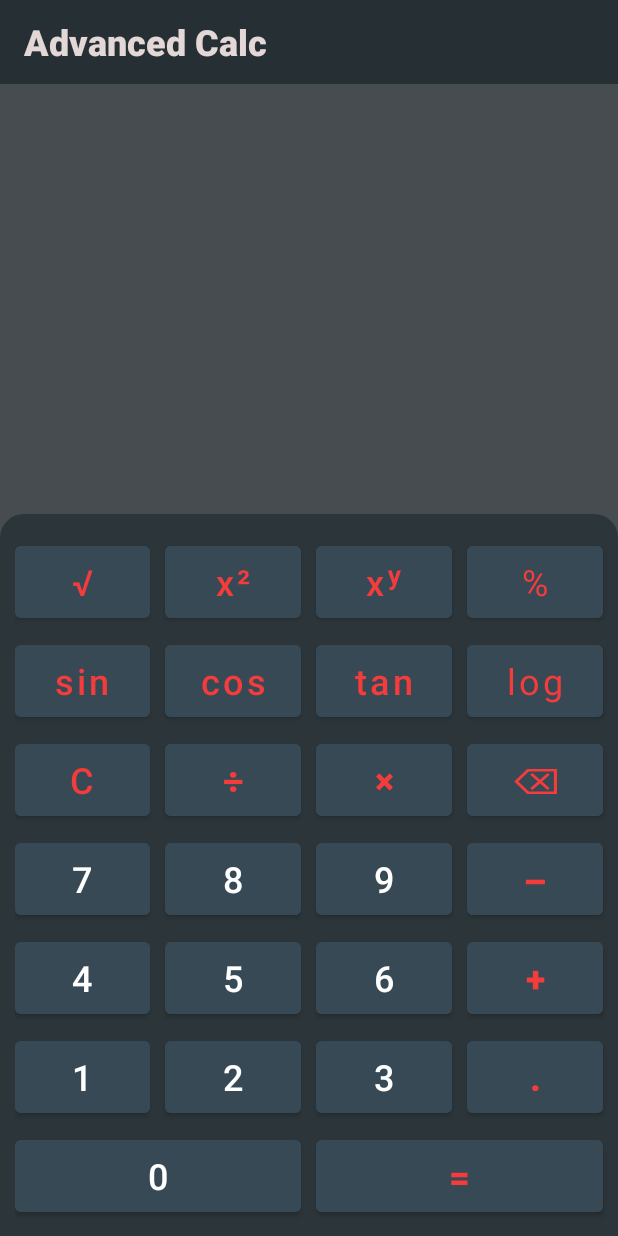
After one commit to damianjasinski/AndroidCalc, an Android app: the layout activity_advanced_calc.xml on its own in the app's theme, with its tools: preview values and no code run, on a phone screen of 412 x 824 dp. The commit adds this screen. Run offline under Robolectric (Android 15) with nearby library versions, the phone set to English and light mode, and no system bars.

Commit message:
Add advanced calc layout (portrait)

```diff
--- a/app/src/main/AndroidManifest.xml
+++ b/app/src/main/AndroidManifest.xml
@@ -9,6 +9,9 @@
         android:roundIcon="@mipmap/ic_launcher_round"
         android:supportsRtl="true"
         android:theme="@style/Theme.Calc">
+        <activity
+            android:name=".AdvancedCalcActivity"
+            android:exported="false" />
         <activity
             android:name=".AboutActivity"
             android:exported="false" />
--- a/app/src/main/java/com/example/calc/MainMenuActivity.java
+++ b/app/src/main/java/com/example/calc/MainMenuActivity.java
@@ -19,6 +19,11 @@ public class MainMenuActivity extends AppCompatActivity {
         startActivity(intent);
     }
 
+    public void openAdvancedCalc(View view) {
+        Intent intent = new Intent(this, AdvancedCalcActivity.class);
+        startActivity(intent);
+    }
+
     public void openAboutBtn(View view) {
         Intent intent = new Intent(this, AboutActivity.class);
         startActivity(intent);
--- a/app/src/main/res/layout-land/activity_main_menu.xml
+++ b/app/src/main/res/layout-land/activity_main_menu.xml
@@ -38,7 +38,7 @@
       android:height="60dp"
       android:backgroundTint="#374955"
       android:fontFamily="sans-serif-medium"
-      android:onClick="openSimpleCalc"
+      android:onClick="openAdvancedCalc"
       android:text="@string/AdvancedCalc"
       android:textColor="#FFFFFF"
       android:textSize="20sp"
--- /dev/null
+++ b/app/src/main/res/layout/activity_advanced_calc.xml
@@ -0,0 +1,523 @@
+<?xml version="1.0" encoding="utf-8"?>
+<androidx.constraintlayout.widget.ConstraintLayout xmlns:android="http://schemas.android.com/apk/res/android"
+    xmlns:app="http://schemas.android.com/apk/res-auto"
+    xmlns:tools="http://schemas.android.com/tools"
+    android:layout_width="match_parent"
+    android:layout_height="match_parent"
+    android:background="#474C50"
+    android:backgroundTint="#474C50"
+    tools:context=".AdvancedCalcActivity">
+
+    <androidx.appcompat.widget.Toolbar
+        android:id="@+id/toolbar"
+        android:layout_width="match_parent"
+        android:layout_height="wrap_content"
+        android:background="#262F33"
+        android:minHeight="?attr/actionBarSize"
+        app:layout_constraintTop_toTopOf="parent"
+        app:layout_constraintVertical_bias="0.0">
+
+        <TextView
+            android:layout_width="wrap_content"
+            android:layout_height="wrap_content"
+            android:fontFamily="sans-serif-black"
+            android:gravity="center_vertical"
+            android:text="@string/AdvancedCalc"
+            android:textColor="#E3D7D7"
+            android:textSize="24sp"
+            tools:layout_editor_absoluteX="20dp"
+            tools:layout_editor_absoluteY="14dp" />
+
+    </androidx.appcompat.widget.Toolbar>
+
+    <TableLayout
+        android:id="@+id/tableLayout"
+        android:layout_width="0dp"
+        android:layout_height="wrap_content"
+        android:background="@drawable/layout_bg"
+
+        android:backgroundTint="#2C363A"
+        app:layout_constraintBottom_toBottomOf="parent"
+        app:layout_constraintEnd_toEndOf="parent"
+        app:layout_constraintStart_toStartOf="parent"
+        app:layout_constraintTop_toTopOf="parent"
+        app:layout_constraintVertical_bias="1.0">
+
+        <TableRow
+            android:layout_width="match_parent"
+            android:layout_height="match_parent"
+            android:layout_marginLeft="10dp"
+            android:layout_marginTop="15dp"
+            android:layout_marginBottom="6dp">
+
+            <Button
+                android:id="@+id/buttonC"
+                android:layout_width="wrap_content"
+                android:layout_height="wrap_content"
+                android:layout_marginRight="10dp"
+                android:layout_weight="1"
+                android:backgroundTint="#374955"
+                android:focusable="false"
+                android:focusableInTouchMode="true"
+                android:focusedByDefault="true"
+                android:fontFamily="sans-serif-medium"
+                android:maxWidth="100dp"
+                android:maxHeight="200dp"
+                android:minHeight="60dp"
+                android:onClick="onClickBtn"
+                android:text="@string/square2"
+                android:textAllCaps="false"
+                android:textColor="#F3FF3C3C"
+                android:textSize="24sp" />
+
+            <Button
+                android:id="@+id/buttonDiv"
+                android:layout_width="wrap_content"
+                android:layout_height="wrap_content"
+                android:layout_marginRight="10dp"
+                android:layout_weight="1"
+                android:backgroundTint="#374955"
+                android:fontFamily="sans-serif-medium"
+                android:maxWidth="100dp"
+                android:maxHeight="200dp"
+                android:minHeight="60dp"
+                android:onClick="onClickBtn"
+                android:text="@string/power2"
+                android:textAllCaps="false"
+                android:textColor="#F3FF3C3C"
+                android:textSize="24sp" />
+
+            <Button
+                android:id="@+id/buttonMul"
+                android:layout_width="wrap_content"
+                android:layout_height="wrap_content"
+                android:layout_marginRight="10dp"
+                android:layout_weight="1"
+                android:backgroundTint="#374955"
+                android:fontFamily="sans-serif-medium"
+                android:maxWidth="100dp"
+                android:maxHeight="200dp"
+                android:minHeight="60dp"
+                android:onClick="onClickBtn"
+                android:text="@string/powerY"
+                android:textAllCaps="false"
+                android:textColor="#F3FF3C3C"
+                android:textSize="24sp" />
+
+            <Button
+                android:id="@+id/buttonBack"
+                android:layout_width="wrap_content"
+                android:layout_height="wrap_content"
+                android:layout_marginRight="10dp"
+                android:layout_weight="1"
+                android:backgroundTint="#374955"
+                android:fontFamily="sans-serif-thin"
+                android:maxWidth="50dp"
+                android:maxHeight="200dp"
+                android:minHeight="60dp"
+                android:onClick="onClickBtn"
+                android:text="@string/percent"
+                android:textAllCaps="false"
+                android:textColor="#F3FF3C3C"
+                android:textSize="24sp"
+                android:textStyle="bold" />
+
+        </TableRow>
+
+        <TableRow
+            android:layout_width="match_parent"
+            android:layout_height="match_parent"
+            android:layout_marginLeft="10dp"
+            android:layout_marginBottom="6dp">
+
+            <Button
+                android:id="@+id/buttonC"
+                android:layout_width="wrap_content"
+                android:layout_height="wrap_content"
+                android:layout_marginRight="10dp"
+                android:layout_weight="1"
+                android:backgroundTint="#374955"
+                android:focusable="false"
+                android:focusableInTouchMode="true"
+                android:focusedByDefault="true"
+                android:fontFamily="sans-serif-medium"
+                android:maxWidth="100dp"
+                android:maxHeight="200dp"
+                android:minHeight="60dp"
+                android:onClick="onClickBtn"
+                android:text="@string/sinus"
+                android:textAllCaps="false"
+                android:textColor="#F3FF3C3C"
+                android:textSize="24sp" />
+
+            <Button
+                android:id="@+id/buttonDiv"
+                android:layout_width="wrap_content"
+                android:layout_height="wrap_content"
+                android:layout_marginRight="10dp"
+                android:layout_weight="1"
+                android:backgroundTint="#374955"
+                android:fontFamily="sans-serif-medium"
+                android:maxWidth="100dp"
+                android:maxHeight="200dp"
+                android:minHeight="60dp"
+                android:onClick="onClickBtn"
+                android:text="@string/cosinus"
+                android:textAllCaps="false"
+                android:textColor="#F3FF3C3C"
+                android:textSize="24sp" />
+
+            <Button
+                android:id="@+id/buttonMul"
+                android:layout_width="wrap_content"
+                android:layout_height="wrap_content"
+                android:layout_marginRight="10dp"
+                android:layout_weight="1"
+                android:backgroundTint="#374955"
+                android:fontFamily="sans-serif-medium"
+                android:maxWidth="100dp"
+                android:maxHeight="200dp"
+                android:minHeight="60dp"
+                android:onClick="onClickBtn"
+                android:text="@string/tangens"
+                android:textAllCaps="false"
+                android:textColor="#F3FF3C3C"
+                android:textSize="24sp" />
+
+            <Button
+                android:id="@+id/buttonBack"
+                android:layout_width="wrap_content"
+                android:layout_height="wrap_content"
+                android:layout_marginRight="10dp"
+                android:layout_weight="1"
+                android:backgroundTint="#374955"
+                android:fontFamily="sans-serif-thin"
+                android:maxWidth="50dp"
+                android:maxHeight="200dp"
+                android:minHeight="60dp"
+                android:onClick="onClickBtn"
+                android:text="@string/log"
+                android:textAllCaps="false"
+                android:textColor="#F3FF3C3C"
+                android:textSize="24sp"
+                android:textStyle="bold" />
+
+        </TableRow>
+
+        <TableRow
+            android:layout_width="match_parent"
+            android:layout_height="match_parent"
+            android:layout_marginLeft="10dp"
+            android:layout_marginBottom="6dp">
+
+            <Button
+                android:id="@+id/buttonC"
+                android:layout_width="wrap_content"
+                android:layout_height="wrap_content"
+                android:layout_marginRight="10dp"
+                android:layout_weight="1"
+                android:backgroundTint="#374955"
+                android:focusable="false"
+                android:focusableInTouchMode="true"
+                android:focusedByDefault="true"
+                android:fontFamily="sans-serif-medium"
+                android:maxWidth="100dp"
+                android:maxHeight="200dp"
+                android:minHeight="60dp"
+                android:onClick="onClickBtn"
+                android:text="@string/clear"
+                android:textColor="#F3FF3C3C"
+                android:textSize="24sp" />
+
+            <Button
+                android:id="@+id/buttonDiv"
+                android:layout_width="wrap_content"
+                android:layout_height="wrap_content"
+                android:layout_marginRight="10dp"
+                android:layout_weight="1"
+                android:backgroundTint="#374955"
+                android:fontFamily="sans-serif-black"
+                android:maxWidth="100dp"
+                android:maxHeight="200dp"
+                android:minHeight="60dp"
+                android:onClick="onClickBtn"
+                android:text="@string/divide"
+                android:textColor="#F3FF3C3C"
+                android:textSize="24sp" />
+
+            <Button
+                android:id="@+id/buttonMul"
+                android:layout_width="wrap_content"
+                android:layout_height="wrap_content"
+                android:layout_marginRight="10dp"
+                android:layout_weight="1"
+                android:backgroundTint="#374955"
+                android:fontFamily="sans-serif-black"
+                android:maxWidth="100dp"
+                android:maxHeight="200dp"
+                android:minHeight="60dp"
+                android:onClick="onClickBtn"
+                android:text="@string/mult"
+                android:textColor="#F3FF3C3C"
+                android:textSize="24sp" />
+
+            <Button
+                android:id="@+id/buttonBack"
+                android:layout_width="wrap_content"
+                android:layout_height="wrap_content"
+                android:layout_marginRight="10dp"
+                android:layout_weight="1"
+                android:backgroundTint="#374955"
+                android:fontFamily="sans-serif-thin"
+                android:maxWidth="50dp"
+                android:maxHeight="200dp"
+                android:minHeight="60dp"
+                android:onClick="onClickBtn"
+                android:text="@string/backspace"
+                android:textAllCaps="true"
+                android:textColor="#F3FF3C3C"
+                android:textScaleX="1.2"
+                android:textSize="24sp"
+                android:textStyle="bold" />
+
+        </TableRow>
+
+        <TableRow
+            android:layout_width="match_parent"
+            android:layout_height="match_parent"
+            android:layout_marginLeft="10dp"
+            android:layout_marginBottom="6dp">
+
+            <Button
+                android:id="@+id/buttonSeven"
+                android:layout_width="wrap_content"
+                android:layout_height="wrap_content"
+                android:layout_marginRight="10dp"
+                android:layout_weight="1"
+                android:backgroundTint="#374955"
+                android:maxHeight="200dp"
+                android:minHeight="60dp"
+                android:onClick="onClickBtn"
+                android:text="@string/seven"
+                android:textColor="#FFFFFF"
+                android:textSize="24sp" />
+
+            <Button
+                android:id="@+id/buttonEight"
+                android:layout_width="wrap_content"
+                android:layout_height="wrap_content"
+                android:layout_marginRight="10dp"
+                android:layout_weight="1"
+                android:backgroundTint="#374955"
+                android:maxHeight="200dp"
+                android:minHeight="60dp"
+                android:onClick="onClickBtn"
+                android:text="@string/eight"
+                android:textColor="#FFFFFFFF"
+                android:textSize="24sp" />
+
+            <Button
+                android:id="@+id/buttonNine"
+                android:layout_width="wrap_content"
+                android:layout_height="wrap_content"
+                android:layout_marginRight="10dp"
+                android:layout_weight="1"
+                android:backgroundTint="#374955"
+                android:maxHeight="200dp"
+                android:minHeight="60dp"
+                android:onClick="onClickBtn"
+                android:text="@string/nine"
+                android:textColor="#FFFFFFFF"
+                android:textSize="24sp" />
+
+            <Button
+                android:id="@+id/buttonMinus"
+                android:layout_width="wrap_content"
+                android:layout_height="wrap_content"
+                android:layout_marginRight="10dp"
+                android:layout_weight="1"
+                android:backgroundTint="#374955"
+                android:fontFamily="sans-serif-black"
+                android:maxHeight="200dp"
+                android:minHeight="60dp"
+                android:onClick="onClickBtn"
+                android:text="@string/minus"
+                android:textColor="#F3FF3C3C"
+                android:textScaleX="1.8"
+                android:textSize="24sp" />
+
+        </TableRow>
+
+        <TableRow
+            android:layout_width="match_parent"
+            android:layout_height="match_parent"
+            android:layout_marginLeft="10dp"
+            android:layout_marginBottom="6dp">
+
+            <Button
+                android:id="@+id/buttonFour"
+                android:layout_width="wrap_content"
+                android:layout_height="wrap_content"
+                android:layout_marginRight="10dp"
+                android:layout_weight="1"
+                android:backgroundTint="#374955"
+                android:maxHeight="200dp"
+                android:minHeight="60dp"
+                android:onClick="onClickBtn"
+                android:text="@string/four"
+                android:textColor="#FFFFFFFF"
+                android:textSize="24sp" />
+
+            <Button
+                android:id="@+id/buttonFive"
+                android:layout_width="wrap_content"
+                android:layout_height="wrap_content"
+                android:layout_marginRight="10dp"
+                android:layout_weight="1"
+                android:backgroundTint="#374955"
+                android:maxHeight="200dp"
+                android:minHeight="60dp"
+                android:onClick="onClickBtn"
+                android:text="@string/five"
+                android:textColor="#FFFFFFFF"
+                android:textSize="24sp" />
+
+            <Button
+                android:id="@+id/buttonSix"
+                android:layout_width="wrap_content"
+                android:layout_height="wrap_content"
+                android:layout_marginRight="10dp"
+                android:layout_weight="1"
+                android:backgroundTint="#374955"
+                android:maxHeight="200dp"
+                android:minHeight="60dp"
+                android:onClick="onClickBtn"
+                android:text="@string/six"
+                android:textColor="#FFFFFFFF"
+                android:textSize="24sp" />
+
+            <Button
+                android:id="@+id/buttonAdd"
+                android:layout_width="wrap_content"
+                android:layout_height="wrap_content"
+                android:layout_marginRight="10dp"
+                android:layout_weight="1"
+                android:backgroundTint="#374955"
+                android:fontFamily="sans-serif-black"
+                android:maxWidth="100dp"
+                android:maxHeight="200dp"
+                android:minHeight="60dp"
+                android:onClick="onClickBtn"
+                android:text="@string/plus"
+                android:textColor="#F3FF3C3C"
+                android:textSize="24sp" />
+
+        </TableRow>
+
+        <TableRow
+            android:layout_width="match_parent"
+            android:layout_height="match_parent"
+            android:layout_marginLeft="10dp"
+            android:layout_marginBottom="6dp">
+
+            <Button
+                android:id="@+id/buttonOne"
+                android:layout_width="wrap_content"
+                android:layout_height="wrap_content"
+                android:layout_marginRight="10dp"
+                android:layout_weight="1"
+                android:backgroundTint="#374955"
+                android:maxHeight="200dp"
+                android:minHeight="60dp"
+                android:onClick="onClickBtn"
+                android:text="@string/one"
+                android:textColor="#FFFFFFFF"
+                android:textSize="24sp" />
+
+            <Button
+                android:id="@+id/buttonTwo"
+                android:layout_width="wrap_content"
+                android:layout_height="wrap_content"
+                android:layout_marginRight="10dp"
+                android:layout_weight="1"
+                android:backgroundTint="#374955"
+                android:maxHeight="200dp"
+                android:minHeight="60dp"
+                android:onClick="onClickBtn"
+                android:text="@string/two"
+                android:textColor="#FFFFFFFF"
+                android:textSize="24sp" />
+
+            <Button
+                android:id="@+id/buttonThree"
+                android:layout_width="wrap_content"
+                android:layout_height="wrap_content"
+                android:layout_marginRight="10dp"
+                android:layout_weight="1"
+                android:backgroundTint="#374955"
+                android:maxHeight="200dp"
+                android:minHeight="60dp"
+                android:onClick="onClickBtn"
+                android:text="@string/three"
+                android:textColor="#FFFFFFFF"
+                android:textSize="24sp" />
+
+            <Button
+                android:id="@+id/buttonComma"
+                android:layout_width="wrap_content"
+                android:layout_height="wrap_content"
+                android:layout_marginRight="10dp"
+                android:layout_weight="1"
+                android:backgroundTint="#374955"
+                android:fontFamily="sans-serif-black"
+                android:maxWidth="100dp"
+                android:maxHeight="200dp"
+                android:minHeight="60dp"
+                android:onClick="onClickBtn"
+                android:text="@string/comma"
+                android:textColor="#F3FF3C3C"
+                android:textSize="24sp" />
+
+        </TableRow>
+
+        <TableRow
+            android:id="@+id/lastRow"
+            android:layout_width="match_parent"
+            android:layout_height="match_parent"
+            android:layout_marginLeft="10dp"
+            android:layout_marginBottom="10dp">
+
+            <Button
+                android:id="@+id/buttonZero"
+                android:layout_width="wrap_content"
+                android:layout_height="wrap_content"
+                android:layout_marginRight="10dp"
+                android:layout_weight="1"
+                android:backgroundTint="#374955"
+                android:maxHeight="200dp"
+                android:minHeight="60dp"
+                android:onClick="onClickBtn"
+                android:text="@string/zero"
+                android:textColor="#FFFFFFFF"
+                android:textSize="24sp" />
+
+            <Button
+                android:id="@+id/buttonEqual"
+                android:layout_width="wrap_content"
+                android:layout_height="wrap_content"
+                android:layout_marginRight="10dp"
+                android:layout_weight="1"
+                android:backgroundTint="#374955"
+                android:fontFamily="sans-serif-black"
+                android:maxHeight="200dp"
+                android:minHeight="60dp"
+                android:onClick="onClickBtn"
+                android:text="@string/equals"
+                android:textColor="#F3FF3C3C"
+                android:textSize="24sp" />
+
+        </TableRow>
+
+    </TableLayout>
+
+</androidx.constraintlayout.widget.ConstraintLayout>
--- a/app/src/main/res/layout/activity_main_menu.xml
+++ b/app/src/main/res/layout/activity_main_menu.xml
@@ -38,7 +38,7 @@
       android:height="60dp"
       android:backgroundTint="#374955"
       android:fontFamily="sans-serif-medium"
-      android:onClick="openSimpleCalc"
+      android:onClick="openAdvancedCalc"
       android:text="@string/AdvancedCalc"
       android:textColor="#FFFFFF"
       android:textSize="20sp"
--- a/app/src/main/res/values/strings.xml
+++ b/app/src/main/res/values/strings.xml
@@ -18,6 +18,14 @@
     <string name="plus">+</string>
     <string name="equals">=</string>
     <string name="comma">.</string>
+    <string name="sinus">sin</string>
+    <string name="cosinus">cos</string>
+    <string name="tangens">tan</string>
+    <string name="log">log</string>
+    <string name="ln">ln</string>
+    <string name="square2">√</string>
+    <string name="power2">x²</string>
+    <string name="powerY">xʸ</string>
     <string name="percent">%</string>
     <string name="result">0</string>
     <string name="SimpleCalc">Simple Calc</string>
```
